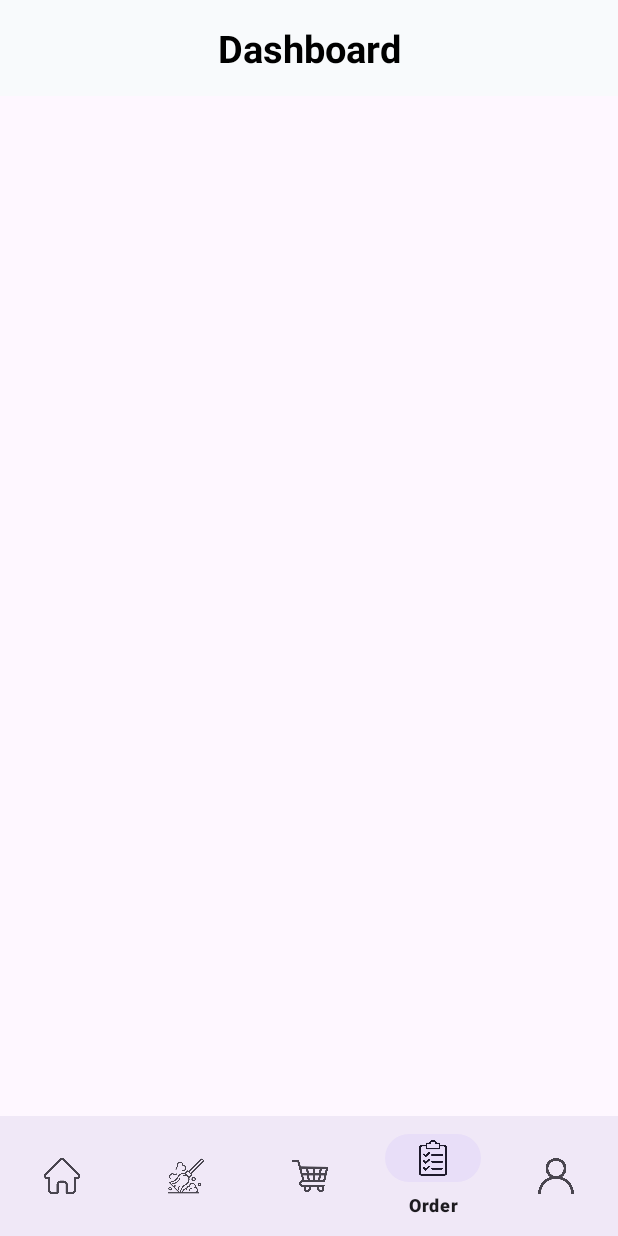
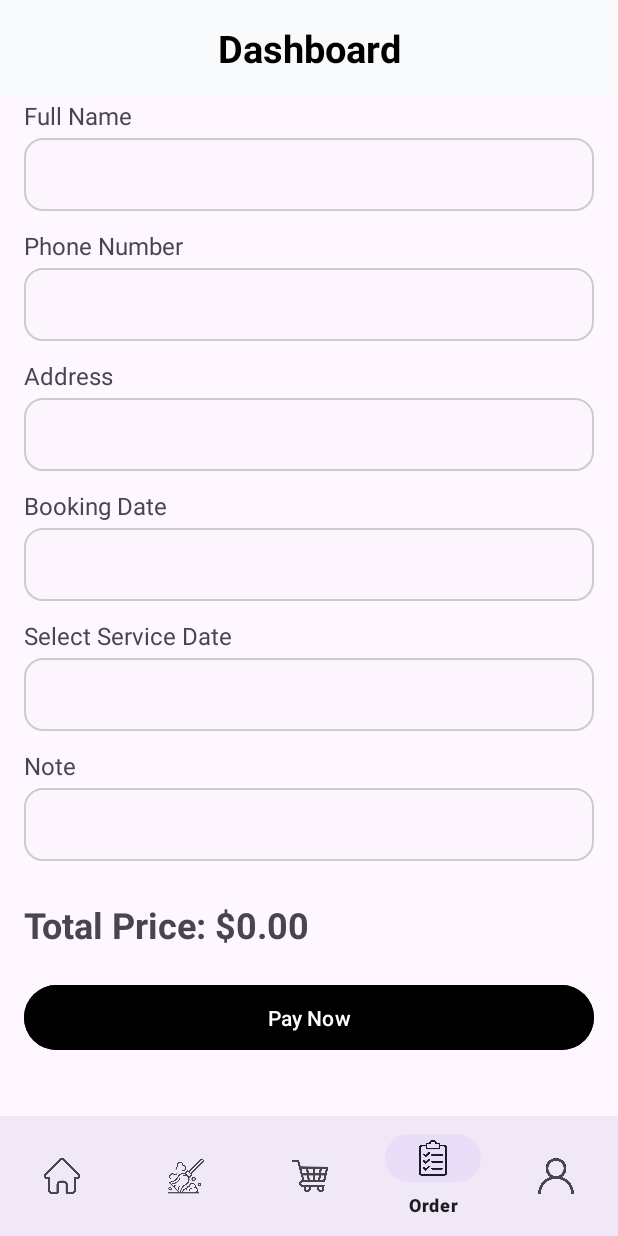
Before and after one commit to TiVooooo/PRM392_HomeBuddy_App, an Android app: the OrderFragment screen opened through its navigation route, on a phone screen of 412 x 824 dp. Run offline under Robolectric (Android 15) with nearby library versions, the phone set to English and light mode, and no system bars; our stand-ins replace navigation-ui.

Commit message:
billingScreen

```diff
--- a/app/src/main/java/com/example/prm392_homebuddy_app/ui/order/OrderFragment.java
+++ b/app/src/main/java/com/example/prm392_homebuddy_app/ui/order/OrderFragment.java
@@ -2,6 +2,7 @@ package com.example.prm392_homebuddy_app.ui.order;
 
 import androidx.lifecycle.ViewModelProvider;
 
+import android.app.DatePickerDialog;
 import android.os.Bundle;
 
 import androidx.annotation.NonNull;
@@ -11,11 +12,15 @@ import androidx.fragment.app.Fragment;
 import android.view.LayoutInflater;
 import android.view.View;
 import android.view.ViewGroup;
+import android.widget.DatePicker;
+import android.widget.EditText;
 
 import com.example.prm392_homebuddy_app.R;
 
+import java.util.Calendar;
+
 public class OrderFragment extends Fragment {
-
+    private EditText edtDate;
     private OrderViewModel mViewModel;
 
     public static OrderFragment newInstance() {
@@ -29,6 +34,30 @@ public class OrderFragment extends Fragment {
     }
 
     @Override
+    public void onViewCreated(@NonNull View view, @Nullable Bundle savedInstanceState) {
+        super.onViewCreated(view, savedInstanceState);
+
+        edtDate = view.findViewById(R.id.edtServiceDate);
+
+        edtDate.setOnClickListener(v -> {
+            // Get the current date
+            final Calendar c = Calendar.getInstance();
+            int year = c.get(Calendar.YEAR);
+            int month = c.get(Calendar.MONTH);
+            int day = c.get(Calendar.DAY_OF_MONTH);
+
+            // Create a DatePickerDialog
+            DatePickerDialog datePickerDialog = new DatePickerDialog(getActivity(),
+                    (DatePicker view1, int selectedYear, int selectedMonth, int selectedDay) -> {
+                        // Set the selected date in the EditText
+                        edtDate.setText(selectedDay + "/" + (selectedMonth + 1) + "/" + selectedYear);
+                    }, year, month, day);
+
+            datePickerDialog.show();
+        });
+    }
+
+    @Override
     public void onActivityCreated(@Nullable Bundle savedInstanceState) {
         super.onActivityCreated(savedInstanceState);
         mViewModel = new ViewModelProvider(this).get(OrderViewModel.class);
--- /dev/null
+++ b/app/src/main/res/drawable/rounded_edit_text.xml
@@ -0,0 +1,7 @@
+<?xml version="1.0" encoding="utf-8"?>
+<shape xmlns:android="http://schemas.android.com/apk/res/android"
+    android:shape="rectangle">
+    <solid android:color="#FCF5FD" /> <!-- Background color -->
+    <corners android:radius="12dp" />
+    <stroke android:width="1dp" android:color="#cccccc" />
+</shape>
--- a/app/src/main/res/layout/fragment_order.xml
+++ b/app/src/main/res/layout/fragment_order.xml
@@ -1,13 +1,150 @@
 <?xml version="1.0" encoding="utf-8"?>
-<FrameLayout xmlns:android="http://schemas.android.com/apk/res/android"
-    xmlns:tools="http://schemas.android.com/tools"
+<LinearLayout xmlns:android="http://schemas.android.com/apk/res/android"
     android:layout_width="match_parent"
     android:layout_height="match_parent"
-    tools:context=".ui.order.OrderFragment">
+    android:orientation="vertical"
+    android:padding="16dp">
+
+    <LinearLayout
+        android:layout_width="match_parent"
+        android:layout_height="wrap_content"
+        android:orientation="horizontal"
+        android:weightSum="1"
+        android:layout_marginBottom="12dp">
+
+        <ImageView
+            android:id="@+id/back_icon"
+            android:layout_width="52dp"
+            android:layout_height="match_parent"
+            android:layout_gravity="start"
+            android:layout_marginEnd="16dp"
+            android:src="@drawable/ic_back_arrow" />
+
+        <TextView
+            android:layout_width="0dp"
+            android:layout_height="wrap_content"
+            android:layout_gravity="center"
+            android:layout_marginLeft="76dp"
+            android:layout_weight="1"
+            android:text="Billing"
+            android:textSize="28sp"
+            android:textStyle="bold" />
+
+    </LinearLayout>
 
     <TextView
         android:layout_width="match_parent"
-        android:layout_height="match_parent"
-        android:text="Hello" />
+        android:layout_height="wrap_content"
+        android:text="Full Name"
+        android:textSize="16sp"
+        android:layout_marginBottom="4dp" />
+    <EditText
+        android:id="@+id/edtName"
+        android:layout_width="match_parent"
+        android:layout_height="wrap_content"
+        android:padding="12dp"
+        android:background="@drawable/rounded_edit_text"
+        android:layout_marginBottom="12dp" />
 
-</FrameLayout>
+    <TextView
+        android:layout_width="match_parent"
+        android:layout_height="wrap_content"
+        android:text="Phone Number"
+        android:textSize="16sp"
+        android:layout_marginBottom="4dp" />
+    <EditText
+        android:id="@+id/edtPhone"
+        android:layout_width="match_parent"
+        android:layout_height="wrap_content"
+        android:hint=""
+        android:inputType="phone"
+        android:padding="12dp"
+        android:background="@drawable/rounded_edit_text"
+        android:layout_marginBottom="12dp" />
+
+    <TextView
+        android:layout_width="match_parent"
+        android:layout_height="wrap_content"
+        android:text="Address"
+        android:textSize="16sp"
+        android:layout_marginBottom="4dp" />
+    <EditText
+        android:id="@+id/edtAddress"
+        android:layout_width="match_parent"
+        android:layout_height="wrap_content"
+        android:hint=""
+        android:inputType="text"
+        android:padding="12dp"
+        android:background="@drawable/rounded_edit_text"
+        android:layout_marginBottom="12dp" />
+
+    <TextView
+        android:layout_width="match_parent"
+        android:layout_height="wrap_content"
+        android:text="Booking Date"
+        android:textSize="16sp"
+        android:layout_marginBottom="4dp" />
+    <EditText
+        android:id="@+id/edtBookingDate"
+        android:layout_width="match_parent"
+        android:layout_height="wrap_content"
+        android:hint=""
+        android:inputType="none"
+        android:focusable="false"
+        android:padding="12dp"
+        android:background="@drawable/rounded_edit_text"
+        android:layout_marginBottom="12dp" />
+
+    <TextView
+        android:layout_width="match_parent"
+        android:layout_height="wrap_content"
+        android:text="Select Service Date"
+        android:textSize="16sp"
+        android:layout_marginBottom="4dp" />
+    <EditText
+        android:id="@+id/edtServiceDate"
+        android:layout_width="match_parent"
+        android:layout_height="wrap_content"
+        android:hint=""
+        android:inputType="none"
+        android:focusable="false"
+        android:padding="12dp"
+        android:background="@drawable/rounded_edit_text"
+        android:layout_marginBottom="12dp" />
+
+    <TextView
+        android:layout_width="match_parent"
+        android:layout_height="wrap_content"
+        android:text="Note"
+        android:textSize="16sp"
+        android:layout_marginBottom="4dp" />
+    <EditText
+        android:id="@+id/edtNote"
+        android:layout_width="match_parent"
+        android:layout_height="wrap_content"
+        android:hint=""
+        android:inputType="text"
+        android:padding="12dp"
+        android:background="@drawable/rounded_edit_text"
+        android:layout_marginBottom="16dp" />
+
+    <TextView
+        android:id="@+id/tvTotalPrice"
+        android:layout_width="match_parent"
+        android:layout_height="wrap_content"
+        android:layout_marginVertical="10dp"
+        android:text="Total Price: $0.00"
+        android:textSize="24sp"
+        android:textStyle="bold"
+        android:layout_marginBottom="8dp" />
+
+    <Button
+        android:id="@+id/pay_now_button"
+        android:layout_width="match_parent"
+        android:layout_height="wrap_content"
+        android:layout_marginTop="10dp"
+        android:text="Pay Now"
+        android:textColor="@android:color/white"
+        android:backgroundTint="@color/black"
+        android:padding="12dp" />
+</LinearLayout>
```
Also changed, not shown: app/src/main/res/drawable/ic_back_arrow.png (added).
